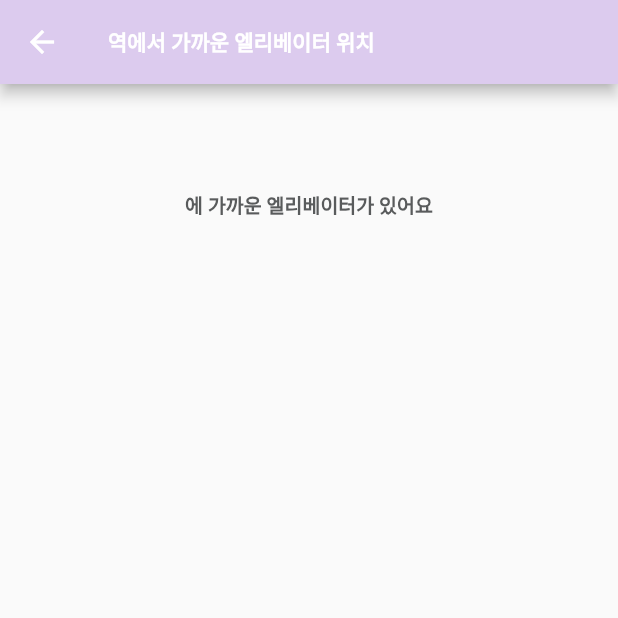
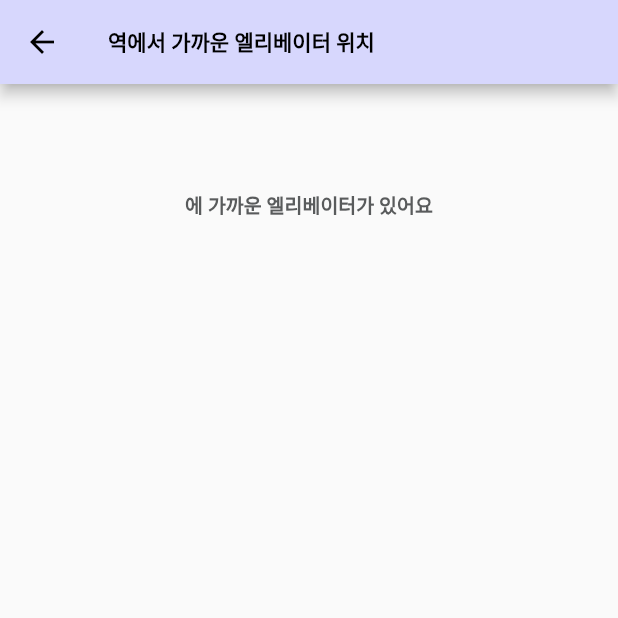
Before and after one commit to sogongjeonandmakgurri/SubwayElevatorPosition_Front-end, a Flutter app: the SubwayAssistant2 screen opened directly with empty values, on a phone screen of 412 x 824 dp, the top half of it. Run offline on Flutter 3.47's test engine with Material 2 defaults, Android fonts, the light colour scheme and no system bars; our stand-ins replace camera, flutter_svg, geolocator, image_picker, just_audio, permission_handler and 1 more; missing offline and left inert: adobe_xd.

Commit message:
MODIFY : 버튼 색상 변경

```diff
--- a/lib/Kiosk/subwayAs2.dart
+++ b/lib/Kiosk/subwayAs2.dart
@@ -24,21 +24,22 @@ class _SubwayAssistantState extends State<SubwayAssistant2> {
     return Scaffold(
         appBar: AppBar(
           leading: BackButton(
-            color: Colors.white,
+            color: Colors.black,
           ),
-          backgroundColor:Color(0xffDCCBEE),
+          backgroundColor:Color(0xffD7D7FD),
           title: Text(
             // 앱 이름 수정
             '역에서 가까운 엘리베이터 위치',
             style: TextStyle(
               fontSize: 14,
               fontWeight: FontWeight.bold,
-              color: Colors.white,
+              color: Colors.black,
             ),
           ),
         ),
         body: SingleChildScrollView(
         child:Column(
+          //mainAxisAlignment: MainAxisAlignment.center,
           children: [
             SizedBox(
               height: MediaQuery.of(context).size.height * 0.05,
@@ -54,7 +55,11 @@ class _SubwayAssistantState extends State<SubwayAssistant2> {
                     return Container(
                       child:
                       Column(children: [
+
                         HighLightedText('${widget.innerElevator[index]['next_sub_name']}'+' 방면', color: Color(colors[widget.line]), fontSize: 18),
+                        SizedBox(
+                          height: 7,
+                        ),
                         // Text(
                         //   //'남성 방면',
                         //   "${widget.innerElevator[index]['next_sub_name']}"+" 방면",
@@ -90,7 +95,7 @@ class _SubwayAssistantState extends State<SubwayAssistant2> {
                           ),
                         ),
                         SizedBox(
-                          height: 25,
+                          height: 30,
 
                         ),
                       ]),
@@ -102,27 +107,21 @@ class _SubwayAssistantState extends State<SubwayAssistant2> {
 
             ),
                 if(widget.outerElevator.isNotEmpty)
+                  Column(
+                    mainAxisAlignment: MainAxisAlignment.center,
+                    children:[HighLightedText('지상 엘리베이터 위치 안내', color: Color(colors[widget.line]), fontSize: 16),
+                    SizedBox(
+                      height: 7,
+                    ),
+                    ]
 
-                  SizedBox(
-                    width: MediaQuery.of(context).size.width * 0.9,
-                    child:
-                    HighLightedText('지상 엘리베이터 위치 안내', color: Color(colors[widget.line]), fontSize: 16),
-                    // Text(
-                    //   '지상 엘리베이터 위치 안내',
-                    //   style: TextStyle(
-                    //       fontWeight: FontWeight.bold,
-                    //       fontSize: 20,
-                    //     color: Colors.transparent, // Step 2 SEE HERE
-                    //     shadows: [Shadow(offset: Offset(0, -5), color: Colors.black)],
-                    //     decoration: TextDecoration.underline,
-                    //     decorationStyle: TextDecorationStyle.dashed,
-                    //     decorationColor: Color(colors[widget.line]),
-                    //       //color: Colors.red
-                    //   ),
-                    //   textAlign: TextAlign.center,
-                    //
-                    // ),
                   ),
+
+                  // SizedBox(
+                  //   width: MediaQuery.of(context).size.width * 0.9,
+                  //   child:
+                  //   HighLightedText('지상 엘리베이터 위치 안내', color: Color(colors[widget.line]), fontSize: 16),
+                  //),
 
                 // if(widget.outerElevator.isNotEmpty)
                 //   SizedBox(
--- a/lib/Kiosk/subwayAs4.dart
+++ b/lib/Kiosk/subwayAs4.dart
@@ -23,16 +23,16 @@ class _SubwayAssistantState extends State<SubwayAssistant4> {
     return Scaffold(
       appBar: AppBar(
         leading: BackButton(
-          color: Colors.white,
+          color: Colors.black,
         ),
-        backgroundColor: Colors.black,
+        backgroundColor: Color(0xffD7D7FD),
         title: Text(
           // 앱 이름 수정
           '역에서 가까운 엘레베이터 위치',
           style: TextStyle(
             fontSize: 14,
             fontWeight: FontWeight.bold,
-            color: Colors.white,
+            color: Colors.black,
           ),
         ),
       ),
```
Also changed, not shown: lib/Kiosk/subwayAs.dart (+57 -32 lines), lib/recommendSubwayStation.dart (+13 -10 lines), assets/subway/no.png, assets/subway/yes.png.
